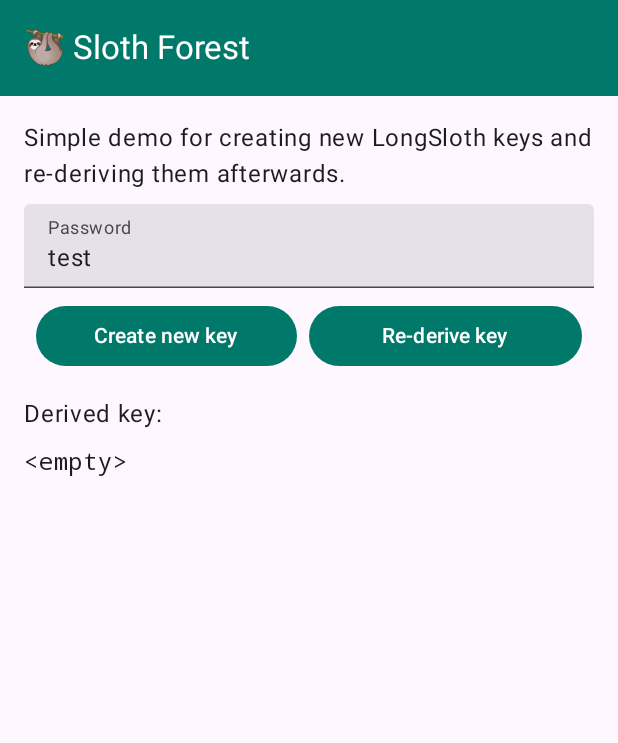
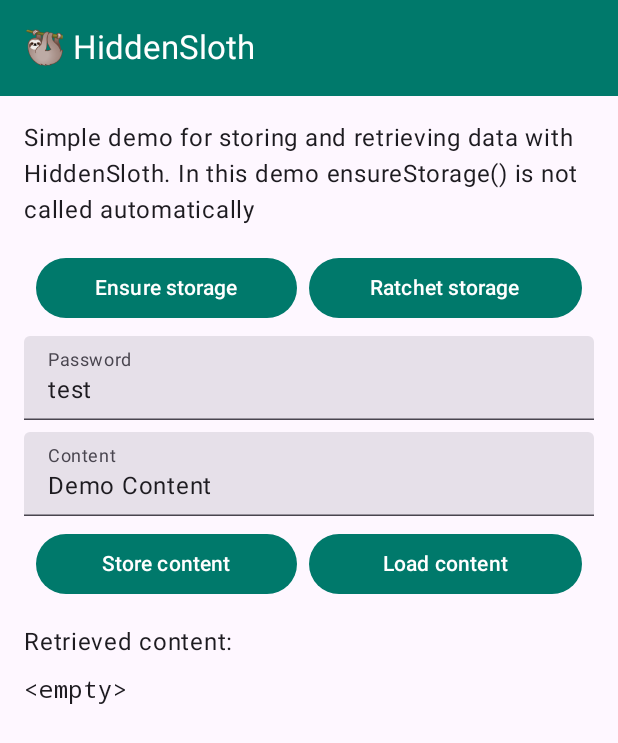
Before and after one commit to lambdapioneer/sloth, an Android app built with Jetpack Compose: the screen it shows after launch (MainActivity before the commit, HiddenSlothActivity after it), on a phone screen of 412 x 824 dp. Shown: the top 743 px of the screen. Run offline under Robolectric (Android 15) with nearby library versions, the phone set to English and light mode, and no system bars; pictures from the network do not load.

Commit message:
Android: add HiddenSloth activity

```diff
--- /dev/null
+++ b/android/app/src/main/java/com/lambdapioneer/sloth/app/HiddenSlothActivity.kt
@@ -0,0 +1,20 @@
+package com.lambdapioneer.sloth.app
+
+import android.os.Bundle
+import androidx.activity.ComponentActivity
+import androidx.activity.compose.setContent
+import androidx.activity.viewModels
+import androidx.compose.ui.graphics.toArgb
+import com.lambdapioneer.sloth.app.models.HiddenSlothViewModel
+import com.lambdapioneer.sloth.app.ui.HiddenSlothScreen
+import com.lambdapioneer.sloth.app.ui.theme.Teal
+
+class HiddenSlothActivity : ComponentActivity() {
+    override fun onCreate(savedInstanceState: Bundle?) {
+        super.onCreate(savedInstanceState)
+        window.statusBarColor = Teal.toArgb()
+
+        val model: HiddenSlothViewModel by viewModels { HiddenSlothViewModel.Factory }
+        setContent { HiddenSlothScreen(model) }
+    }
+}
--- a/android/app/src/main/java/com/lambdapioneer/sloth/app/MainActivity.kt
+++ /dev/null
@@ -1,15 +0,0 @@
-package com.lambdapioneer.sloth.app
-
-import android.os.Bundle
-import androidx.activity.ComponentActivity
-import androidx.activity.compose.setContent
-import androidx.activity.viewModels
-
-class MainActivity : ComponentActivity() {
-    override fun onCreate(savedInstanceState: Bundle?) {
-        super.onCreate(savedInstanceState)
-
-        val model: MainViewModel by viewModels { MainViewModel.Factory }
-        setContent { MainScreen(model) }
-    }
-}
--- /dev/null
+++ b/android/app/src/main/java/com/lambdapioneer/sloth/app/models/HiddenSlothViewModel.kt
@@ -0,0 +1,95 @@
+package com.lambdapioneer.sloth.app.models
+
+import androidx.lifecycle.ViewModel
+import androidx.lifecycle.ViewModelProvider
+import androidx.lifecycle.ViewModelProvider.AndroidViewModelFactory.Companion.APPLICATION_KEY
+import androidx.lifecycle.viewModelScope
+import androidx.lifecycle.viewmodel.CreationExtras
+import com.lambdapioneer.sloth.SlothLib
+import com.lambdapioneer.sloth.app.SampleApplication
+import com.lambdapioneer.sloth.impl.HiddenSlothParams
+import com.lambdapioneer.sloth.impl.LongSlothParams
+import com.lambdapioneer.sloth.storage.OnDiskStorage
+import kotlinx.coroutines.Dispatchers
+import kotlinx.coroutines.flow.MutableStateFlow
+import kotlinx.coroutines.launch
+
+class HiddenSlothViewModel(
+    slothLib: SlothLib,
+    private val storage: OnDiskStorage,
+) : ViewModel() {
+    val output = MutableStateFlow<String?>(null)
+    val busy = MutableStateFlow(false)
+    val error = MutableStateFlow<String?>(null)
+
+    private val hiddenSloth = slothLib.getHiddenSlothInstance(
+        identifier = "test",
+        params = HiddenSlothParams(
+            storageTotalSize = 32 * 1024,
+            longSlothParams = LongSlothParams(l = 10_000)
+        )
+    )
+
+    fun ensure() {
+        runLongTaskInBackground {
+            hiddenSloth.ensureStorage(storage = storage)
+        }
+    }
+
+    fun ratchet() {
+        runLongTaskInBackground {
+            hiddenSloth.ratchet(storage = storage)
+        }
+    }
+
+    fun store(password: String, content: String) {
+        runLongTaskInBackground {
+            hiddenSloth.encryptToStorage(
+                pw = password,
+                data = content.encodeToByteArray(),
+                storage = storage
+            )
+        }
+    }
+
+    fun load(password: String) {
+        runLongTaskInBackground {
+            this.output.value = hiddenSloth.decryptFromStorage(
+                pw = password,
+                storage = storage
+            ).decodeToString()
+        }
+    }
+
+    private fun runLongTaskInBackground(block: () -> Unit) {
+        busy.value = true
+        viewModelScope.launch {
+            launch(Dispatchers.Default) {
+                try {
+                    block()
+                    error.value = null
+                } catch (e: Exception) {
+                    e.printStackTrace()
+                    error.value = e.toString()
+                }
+                busy.value = false
+            }
+        }
+    }
+
+    companion object {
+        val Factory: ViewModelProvider.Factory = object : ViewModelProvider.Factory {
+            @Suppress("UNCHECKED_CAST")
+            override fun <T : ViewModel> create(
+                modelClass: Class<T>,
+                extras: CreationExtras,
+            ): T {
+                val application = checkNotNull(extras[APPLICATION_KEY]) as SampleApplication
+                return HiddenSlothViewModel(
+                    slothLib = application.getSlothLib(),
+                    storage = OnDiskStorage(application)
+                ) as T
+            }
+        }
+    }
+}
--- a/android/app/src/main/java/com/lambdapioneer/sloth/app/MainScreen.kt
+++ b/android/app/src/main/java/com/lambdapioneer/sloth/app/ui/HiddenSlothScreen.kt
@@ -1,4 +1,4 @@
-package com.lambdapioneer.sloth.app
+package com.lambdapioneer.sloth.app.ui
 
 import androidx.compose.foundation.layout.Column
 import androidx.compose.foundation.layout.Row
@@ -6,6 +6,7 @@ import androidx.compose.foundation.layout.fillMaxSize
 import androidx.compose.foundation.layout.fillMaxWidth
 import androidx.compose.foundation.layout.padding
 import androidx.compose.material3.Button
+import androidx.compose.material3.CircularProgressIndicator
 import androidx.compose.material3.ExperimentalMaterial3Api
 import androidx.compose.material3.MaterialTheme
 import androidx.compose.material3.Surface
@@ -19,49 +20,59 @@ import androidx.compose.runtime.getValue
 import androidx.compose.runtime.mutableStateOf
 import androidx.compose.runtime.remember
 import androidx.compose.runtime.setValue
+import androidx.compose.ui.Alignment
 import androidx.compose.ui.Modifier
-import androidx.compose.ui.res.stringResource
 import androidx.compose.ui.text.font.FontFamily
 import androidx.compose.ui.tooling.preview.Devices
 import androidx.compose.ui.tooling.preview.Preview
 import androidx.compose.ui.unit.dp
+import com.lambdapioneer.sloth.app.models.HiddenSlothViewModel
 import com.lambdapioneer.sloth.app.ui.theme.ErrorRed
 import com.lambdapioneer.sloth.app.ui.theme.SlothTheme
 import com.lambdapioneer.sloth.app.ui.theme.Teal
 
 @Composable
-internal fun MainScreen(model: MainViewModel) {
+internal fun HiddenSlothScreen(model: HiddenSlothViewModel) {
     var password by remember { mutableStateOf("test") }
-    val key = model.key.collectAsState().value
+    var content by remember { mutableStateOf("Demo Content") }
+    val output = model.output.collectAsState().value
     val busy = model.busy.collectAsState().value
     val error = model.error.collectAsState().value
 
-    MainScreenContent(
+    HiddenSlothScreenContent(
         password = password,
-        key = key,
+        content = content,
+        output = output,
         busy = busy,
         error = error,
         onPasswordChange = { password = it },
-        onGenerateKey = { model.generateKey(it) },
-        onReDeriveKey = { model.deriveKey(it) },
+        onContentChange = { content = it },
+        onEnsure = { model.ensure() },
+        onRatchet = { model.ratchet() },
+        onStore = { model.store(password, content) },
+        onLoad = { model.load(password) }
     )
 }
 
 @Composable
 @OptIn(ExperimentalMaterial3Api::class)
-private fun MainScreenContent(
+private fun HiddenSlothScreenContent(
     password: String,
-    key: ByteArray?,
-    busy: Boolean = false,
-    error: String? = null,
-    onPasswordChange: (String) -> Unit = {},
-    onGenerateKey: (String) -> Unit = {},
-    onReDeriveKey: (String) -> Unit = {},
+    content: String,
+    output: String?,
+    busy: Boolean,
+    error: String?,
+    onPasswordChange: (String) -> Unit = { },
+    onContentChange: (String) -> Unit = { },
+    onEnsure: () -> Unit = { },
+    onRatchet: () -> Unit = { },
+    onStore: () -> Unit = { },
+    onLoad: () -> Unit = { },
 ) {
     SlothTheme {
         Column {
             TopAppBar(
-                title = { Text("\uD83E\uDDA5 " + stringResource(id = R.string.app_name)) },
+                title = { Text("\uD83E\uDDA5 HiddenSloth") },
                 colors = TopAppBarDefaults.topAppBarColors(
                     containerColor = Teal,
                     titleContentColor = MaterialTheme.colorScheme.onPrimary,
@@ -71,14 +82,18 @@ private fun MainScreenContent(
                 modifier = Modifier.fillMaxSize(),
                 color = MaterialTheme.colorScheme.background,
             ) {
-                MainContent(
+                HiddenSlothMainContent(
                     password = password,
-                    key = key,
+                    content = content,
+                    output = output,
                     busy = busy,
                     error = error,
                     onPasswordChange = onPasswordChange,
-                    onGenerateKey = onGenerateKey,
-                    onReDeriveKey = onReDeriveKey
+                    onContentChange = onContentChange,
+                    onEnsure = onEnsure,
+                    onRatchet = onRatchet,
+                    onStore = onStore,
+                    onLoad = onLoad
                 )
             }
         }
@@ -86,14 +101,18 @@ private fun MainScreenContent(
 }
 
 @Composable
-fun MainContent(
+fun HiddenSlothMainContent(
     password: String,
-    key: ByteArray?,
-    busy: Boolean = false,
+    content: String,
+    output: String?,
+    busy: Boolean,
     error: String?,
     onPasswordChange: (String) -> Unit,
-    onGenerateKey: (String) -> Unit,
-    onReDeriveKey: (String) -> Unit,
+    onContentChange: (String) -> Unit,
+    onEnsure: () -> Unit,
+    onRatchet: () -> Unit,
+    onStore: () -> Unit,
+    onLoad: () -> Unit,
 ) {
     Column(
         modifier = Modifier
@@ -101,15 +120,8 @@ fun MainContent(
             .padding(16.dp),
     ) {
         Text(
-            text = "Simple demo for creating new LongSloth keys and re-deriving them afterwards.",
+            text = "Simple demo for storing and retrieving data with HiddenSloth. In this demo ensureStorage() is not called automatically",
             modifier = Modifier.padding(bottom = 8.dp)
-        )
-
-        TextField(
-            modifier = Modifier.fillMaxWidth(),
-            label = { Text("Password") },
-            value = password,
-            onValueChange = onPasswordChange,
         )
 
         Row(
@@ -122,16 +134,55 @@ fun MainContent(
                     .weight(1f)
                     .padding(end = 8.dp),
                 enabled = !busy,
-                onClick = { onGenerateKey(password) }
+                onClick = { onEnsure() }
             ) {
-                Text("Create new key")
+                Text("Ensure storage")
             }
             Button(
                 modifier = Modifier.weight(1f),
                 enabled = !busy,
-                onClick = { onReDeriveKey(password) }
+                onClick = { onRatchet() }
             ) {
-                Text("Re-derive key")
+                Text("Ratchet storage")
+            }
+        }
+
+        TextField(
+            modifier = Modifier.fillMaxWidth(),
+            label = { Text("Password") },
+            value = password,
+            onValueChange = onPasswordChange,
+        )
+
+        TextField(
+            modifier = Modifier
+                .fillMaxWidth()
+                .padding(top = 8.dp),
+            label = { Text("Content") },
+            value = content,
+            onValueChange = onContentChange,
+        )
+
+        Row(
+            modifier = Modifier
+                .padding(8.dp)
+                .fillMaxWidth()
+        ) {
+            Button(
+                modifier = Modifier
+                    .weight(1f)
+                    .padding(end = 8.dp),
+                enabled = !busy,
+                onClick = { onStore() }
+            ) {
+                Text("Store content")
+            }
+            Button(
+                modifier = Modifier.weight(1f),
+                enabled = !busy,
+                onClick = { onLoad() }
+            ) {
+                Text("Load content")
             }
         }
 
@@ -144,36 +195,58 @@ fun MainContent(
             )
         } else {
             Text(
-                text = "Derived key:",
+                text = "Retrieved content:",
                 modifier = Modifier.padding(top = 8.dp),
             )
             Text(
-                text = key?.encodeAsHex() ?: "<empty>",
+                text = output ?: "<empty>",
                 fontFamily = FontFamily.Monospace,
                 modifier = Modifier.padding(top = 8.dp),
+            )
+        }
+
+        if (busy) {
+            CircularProgressIndicator(
+                modifier = Modifier
+                    .padding(top = 32.dp)
+                    .align(Alignment.CenterHorizontally)
             )
         }
     }
 }
 
-private fun ByteArray.encodeAsHex(): String {
-    return this.joinToString(",") { String.format("%02x", it) }
+@Preview(showBackground = true, device = Devices.PIXEL_2)
+@Composable
+fun HiddenSlothScreenPreview_empty() {
+    HiddenSlothScreenContent(
+        password = "",
+        content = "",
+        output = null,
+        busy = false,
+        error = null,
+    )
 }
 
 @Preview(showBackground = true, device = Devices.PIXEL_2)
 @Composable
-fun MainScreenPreview_empty() {
-    MainScreenContent("", null)
+fun HiddenSlothScreenPreview_withEntriesBusy() {
+    HiddenSlothScreenContent(
+        password = "test",
+        content = "Demo Content",
+        output = "Demo Content",
+        busy = true,
+        error = null,
+    )
 }
 
 @Preview(showBackground = true, device = Devices.PIXEL_2)
 @Composable
-fun MainScreenPreview_withEntries() {
-    MainScreenContent("p4ssw0rd$", byteArrayOf(0x42, 0x13, 0x37))
+fun HiddenSlothScreenPreview_error() {
+    HiddenSlothScreenContent(
+        password = "test",
+        content = "Demo Content",
+        output = "Demo Content",
+        busy = false,
+        error = "Something went wrong...",
+    )
 }
-
-@Preview(showBackground = true, device = Devices.PIXEL_2)
-@Composable
-fun MainScreenPreview_error() {
-    MainScreenContent("something", null, error = "Something went wrong")
-}
--- a/android/app/src/main/java/com/lambdapioneer/sloth/app/ui/theme/Theme.kt
+++ b/android/app/src/main/java/com/lambdapioneer/sloth/app/ui/theme/Theme.kt
@@ -12,7 +12,7 @@ fun SlothTheme(
         colorScheme = lightColorScheme(
             primary = Teal,
             secondary = LightTeal,
-            tertiary = AlternativeTeal
+            tertiary = AlternativeTeal,
         ),
         content = content
     )
--- a/android/app/src/main/java/com/lambdapioneer/sloth/app/ui/theme/Type.kt
+++ b/android/app/src/main/java/com/lambdapioneer/sloth/app/ui/theme/Type.kt
@@ -1,9 +1,5 @@
 package com.lambdapioneer.sloth.app.ui.theme
 
 import androidx.compose.material3.Typography
-import androidx.compose.ui.text.TextStyle
-import androidx.compose.ui.text.font.FontFamily
-import androidx.compose.ui.text.font.FontWeight
-import androidx.compose.ui.unit.sp
 
 val Typography = Typography()
```
Also changed, not shown: android/app/src/main/AndroidManifest.xml (+14 -1 lines), android/app/src/main/java/com/lambdapioneer/sloth/app/LongSlothActivity.kt (added, +20 -0 lines), android/app/src/main/java/com/lambdapioneer/sloth/app/models/LongSlothViewModel.kt (renamed from android/app/src/main/java/com/lambdapioneer/sloth/app/MainViewModel.kt, +24 -22 lines), android/app/src/main/java/com/lambdapioneer/sloth/app/ui/LongSlothScreen.kt (added, +189 -0 lines), 7 other files.
